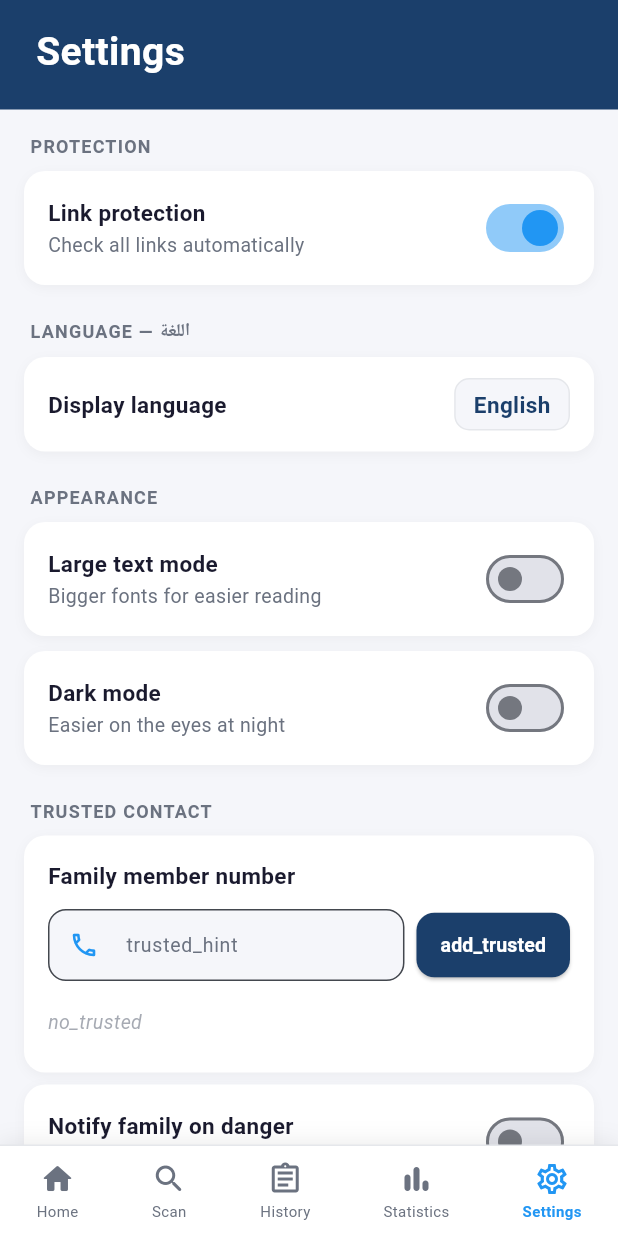
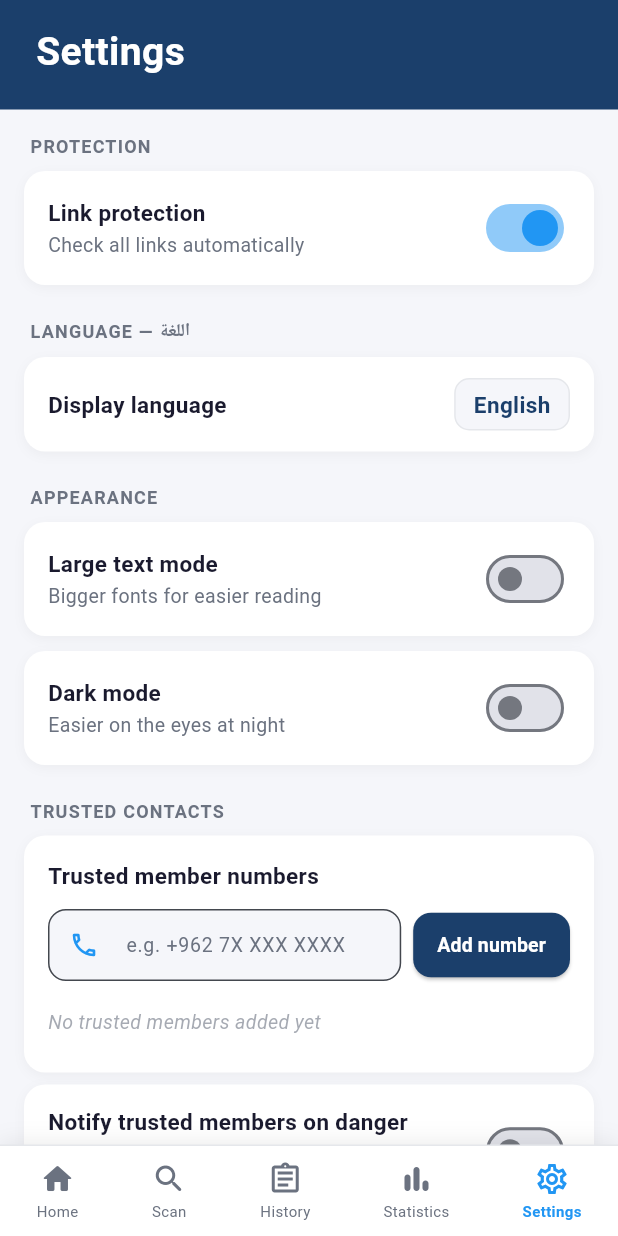
Before and after one commit to zaeyyn/Graduation-Project-APP, a Flutter app: the SettingsScreen screen opened by its route, on a phone screen of 412 x 824 dp. Run offline on Flutter 3.47's test engine with Material 3 defaults, Android fonts, the phone set to English and light mode, and no system bars; our stand-ins replace fl_chart, shared_preferences; accounts and stored records are empty.

Commit message:
app_texts.dart

```diff
--- a/lib/utils/app_texts.dart
+++ b/lib/utils/app_texts.dart
@@ -21,8 +21,7 @@ class AppTexts {
       'last_50': 'Last 50 links checked',
       'danger_title': 'Dangerous Link!',
       'danger_subtitle': 'رابط خطير! لا تكمل',
-      'danger_body':
-          'This link is trying to steal your password or bank information. Do not open it.',
+      'danger_body': 'This link is trying to steal your password or bank information. Do not open it.',
       'blocked_link': 'Blocked link',
       'threat_level': 'Threat level',
       'go_back': '← Go Back — العودة',
@@ -36,16 +35,19 @@ class AppTexts {
       'large_text_sub': 'Bigger fonts for easier reading',
       'dark_mode': 'Dark mode',
       'dark_mode_sub': 'Easier on the eyes at night',
-      'trusted_section': 'TRUSTED CONTACT',
-      'family_number': 'Family member number',
+      'trusted_section': 'TRUSTED CONTACTS',
+      'family_number': 'Trusted member numbers',
+      'notify_family': 'Notify trusted members on danger',
+      'notify_family_sub': 'Send SMS to all trusted members when dangerous link is detected',
+      'add_trusted': 'Add number',
+      'trusted_hint': 'e.g. +962 7X XXX XXXX',
+      'no_trusted': 'No trusted members added yet',
       'step1_title': 'Enable Protection',
       'step1_sub': 'Press the activate button to start automatic link checking',
       'step2_title': 'Use your phone normally',
-      'step2_sub':
-          'LinkGuard checks every link in WhatsApp, SMS, and email automatically',
+      'step2_sub': 'LinkGuard checks every link in WhatsApp, SMS, and email automatically',
       'step3_title': 'See warnings instantly',
-      'step3_sub':
-          'If a link is dangerous, a clear warning appears before it opens',
+      'step3_sub': 'If a link is dangerous, a clear warning appears before it opens',
       'safe_notif': 'Link is safe ✓',
       'safe_notif_body': 'This link has been verified and is safe to open.',
       'safe': 'SAFE',
@@ -74,8 +76,7 @@ class AppTexts {
       'no_data': 'No data yet',
       'clear_all': 'Clear All',
       'confirm_clear': 'Clear all history?',
-      'confirm_clear_body':
-          'All entries will be deleted and cannot be undone.',
+      'confirm_clear_body': 'All entries will be deleted and cannot be undone.',
       'cancel': 'Cancel',
       'save': 'Save',
       'saved': 'Number saved ✓',
@@ -85,8 +86,8 @@ class AppTexts {
       'delete': 'Delete',
       'selected': 'selected',
       'version': 'LinkGuard v1.0.0',
-      'notify_family': 'Notify family on danger',
-      'notify_family_sub': 'Send SMS when dangerous link is detected',
+      'test_dangerous': 'Test Dangerous Link',
+      'test_safe': 'Test Safe Link',
     },
     'ar': {
       'app_name': 'لينك غارد',
@@ -109,8 +110,7 @@ class AppTexts {
       'last_50': 'آخر 50 رابط تم فحصه',
       'danger_title': 'رابط خطير!',
       'danger_subtitle': 'Dangerous Link! Do not proceed',
-      'danger_body':
-          'هذا الرابط يحاول سرقة كلمة مرورك أو معلوماتك المصرفية. لا تفتحه.',
+      'danger_body': 'هذا الرابط يحاول سرقة كلمة مرورك أو معلوماتك المصرفية. لا تفتحه.',
       'blocked_link': 'الرابط المحجوب',
       'threat_level': 'مستوى الخطر',
       'go_back': 'العودة — Go Back →',
@@ -124,13 +124,17 @@ class AppTexts {
       'large_text_sub': 'خطوط أكبر لقراءة أسهل',
       'dark_mode': 'الوضع الداكن',
       'dark_mode_sub': 'مريح للعيون في الليل',
-      'trusted_section': 'جهة الاتصال الموثوقة',
-      'family_number': 'رقم أحد أفراد العائلة',
+      'trusted_section': 'جهات الاتصال الموثوقة',
+      'family_number': 'أرقام الأعضاء الموثوقين',
+      'notify_family': 'إشعار الأعضاء الموثوقين عند الخطر',
+      'notify_family_sub': 'إرسال SMS لجميع الأعضاء عند اكتشاف رابط خطير',
+      'add_trusted': 'إضافة رقم',
+      'trusted_hint': 'مثال: 07X XXX XXXX+962',
+      'no_trusted': 'لم تتم إضافة أعضاء موثوقين بعد',
       'step1_title': 'تفعيل الحماية',
       'step1_sub': 'اضغط على زر التفعيل لبدء فحص الروابط تلقائياً',
       'step2_title': 'استخدم هاتفك بشكل طبيعي',
-      'step2_sub':
-          'LinkGuard يفحص كل رابط في واتساب والرسائل والبريد تلقائياً',
+      'step2_sub': 'LinkGuard يفحص كل رابط في واتساب والرسائل والبريد تلقائياً',
       'step3_title': 'رؤية التحذيرات فوراً',
       'step3_sub': 'إذا كان الرابط خطيراً، يظهر تحذير واضح قبل فتحه',
       'safe_notif': 'الرابط آمن ✓',
@@ -171,8 +175,8 @@ class AppTexts {
       'delete': 'حذف',
       'selected': 'محدد',
       'version': 'LinkGuard v1.0.0',
-      'notify_family': 'إشعار العائلة عند الخطر',
-      'notify_family_sub': 'إرسال رسالة SMS عند اكتشاف رابط خطير',
+      'test_dangerous': 'اختبار رابط خطير',
+      'test_safe': 'اختبار رابط آمن',
     },
   };
 
```
